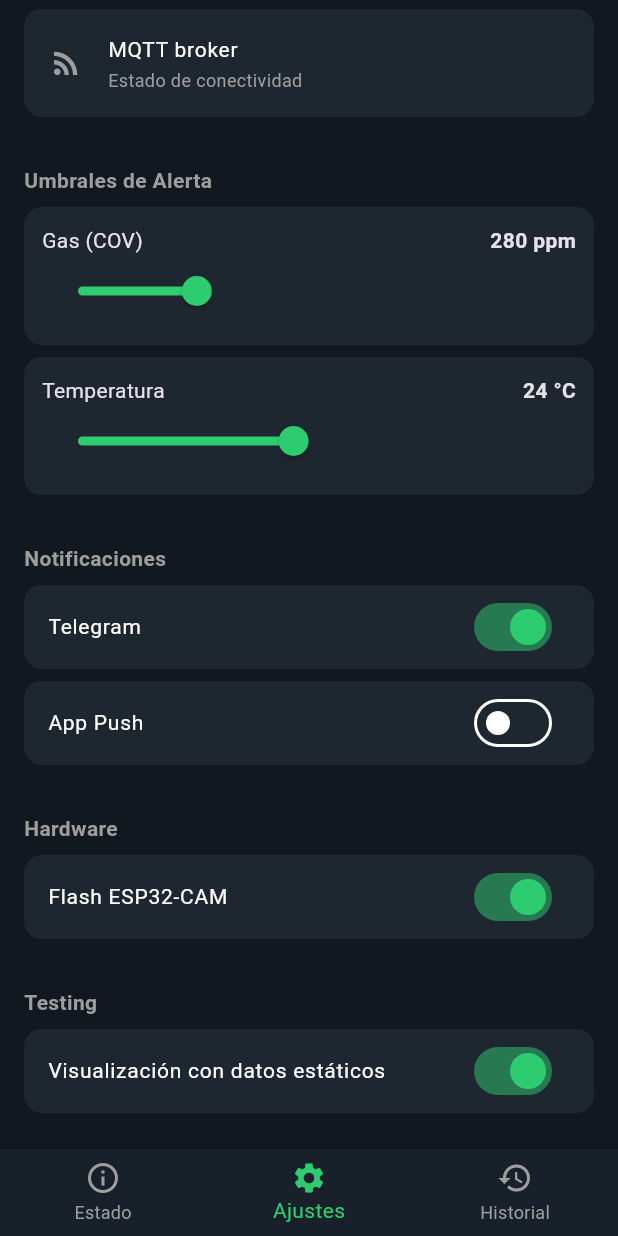
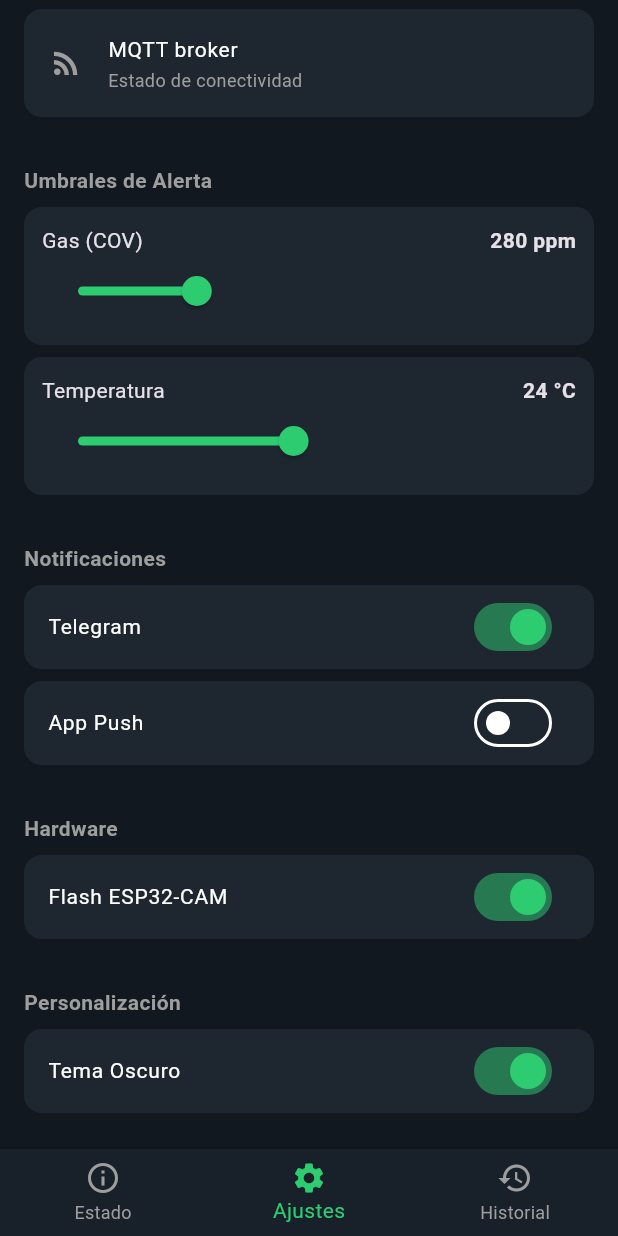
Before and after one commit to Alzenth/Flutter, a Flutter app: the screen it shows after launch, item 2 of the bottom bar chosen, scrolled down 168 dp, on a phone screen of 412 x 824 dp. Run offline on Flutter 3.47's test engine with Material 3 defaults, Android fonts, the phone set to English and light mode, and no system bars.

Commit message:
tema claro

```diff
--- a/detector_deterioro_alimentos/lib/main.dart
+++ b/detector_deterioro_alimentos/lib/main.dart
@@ -24,7 +24,17 @@ class _FoodDetectorAppState extends State<FoodDetectorApp> {
         return MaterialApp(
           title: 'Detector Inteligente de Alimentos',
           debugShowCheckedModeBanner: false,
-          theme: ThemeData.dark().copyWith(
+          themeMode: appState.isDarkMode ? ThemeMode.dark : ThemeMode.light,
+          theme: ThemeData.light().copyWith(
+            scaffoldBackgroundColor: const Color(0xFFF4F6F8),
+            cardColor: Colors.white,
+            colorScheme: const ColorScheme.light(
+              primary: Color(0xFF2ECC71),
+              secondary: Color(0xFFE74C3C),
+              surface: Colors.white,
+            ),
+          ),
+          darkTheme: ThemeData.dark().copyWith(
             scaffoldBackgroundColor: const Color(0xFF12181F),
             cardColor: const Color(0xFF1E2630),
             colorScheme: const ColorScheme.dark(
@@ -35,7 +45,7 @@ class _FoodDetectorAppState extends State<FoodDetectorApp> {
           ),
           home: MainScreen(appState: appState),
         );
-      }
+      },
     );
   }
 }
--- a/detector_deterioro_alimentos/lib/screens/settings_screen.dart
+++ b/detector_deterioro_alimentos/lib/screens/settings_screen.dart
@@ -19,6 +19,8 @@ class _SettingsScreenState extends State<SettingsScreen> {
 
   @override
   Widget build(BuildContext context) {
+    final cardColor = Theme.of(context).cardColor;
+
     return ListView(
       padding: const EdgeInsets.all(16),
       children: [
@@ -35,29 +37,43 @@ class _SettingsScreenState extends State<SettingsScreen> {
           widget.appState.esp32Ip,
           Icons.wifi,
           Colors.green,
+          cardColor,
           onTap: () => _showIpDialog(context),
         ),
-        _buildListTile('MQTT broker', 'Estado de conectividad', Icons.rss_feed, Colors.grey),
+        _buildListTile('MQTT broker', 'Estado de conectividad', Icons.rss_feed, Colors.grey, cardColor),
         const SizedBox(height: 16),
         _buildSectionHeader('Umbrales de Alerta'),
-        _buildSliderTile('Gas (COV)', '${_gasThreshold.toInt()} ppm', _gasThreshold, 100, 800, (v) {
+        _buildSliderTile('Gas (COV)', '${_gasThreshold.toInt()} ppm', _gasThreshold, 100, 800, cardColor, (v) {
           setState(() => _gasThreshold = v);
         }),
-        _buildSliderTile('Temperatura', '${_tempThreshold.toInt()} °C', _tempThreshold, 10, 40, (v) {
+        _buildSliderTile('Temperatura', '${_tempThreshold.toInt()} °C', _tempThreshold, 10, 40, cardColor, (v) {
           setState(() => _tempThreshold = v);
         }),
         const SizedBox(height: 16),
         _buildSectionHeader('Notificaciones'),
-        _buildSwitchTile('Telegram', _telegramNotif, (v) => setState(() => _telegramNotif = v)),
-        _buildSwitchTile('App Push', _appPushNotif, (v) => setState(() => _appPushNotif = v)),
+        _buildSwitchTile('Telegram', _telegramNotif, cardColor, (v) => setState(() => _telegramNotif = v)),
+        _buildSwitchTile('App Push', _appPushNotif, cardColor, (v) => setState(() => _appPushNotif = v)),
         const SizedBox(height: 16),
         _buildSectionHeader('Hardware'),
-        _buildSwitchTile('Flash ESP32-CAM', _flashEsp32, (v) => setState(() => _flashEsp32 = v)),
+        _buildSwitchTile('Flash ESP32-CAM', _flashEsp32, cardColor, (v) => setState(() => _flashEsp32 = v)),
         const SizedBox(height: 16),
+
+        // --- SECCIÓN: PERSONALIZACIÓN ---
+        _buildSectionHeader('Personalización'),
+        _buildSwitchTile(
+          'Tema Oscuro',
+          widget.appState.isDarkMode,
+          cardColor,
+          (v) => widget.appState.setIsDarkMode(v),
+        ),
+        const SizedBox(height: 16),
+
+        // --- SECCIÓN: TESTING ---
         _buildSectionHeader('Testing'),
         _buildSwitchTile(
           'Visualización con datos estáticos',
           widget.appState.useStaticData,
+          cardColor,
           (v) => widget.appState.setUseStaticData(v),
         ),
       ],
@@ -98,10 +114,10 @@ class _SettingsScreenState extends State<SettingsScreen> {
     );
   }
 
-  Widget _buildListTile(String title, String subtitle, IconData icon, Color color, {VoidCallback? onTap}) {
+  Widget _buildListTile(String title, String subtitle, IconData icon, Color color, Color cardColor, {VoidCallback? onTap}) {
     return Container(
       margin: const EdgeInsets.only(bottom: 8),
-      decoration: BoxDecoration(color: const Color(0xFF1E2630), borderRadius: BorderRadius.circular(12)),
+      decoration: BoxDecoration(color: cardColor, borderRadius: BorderRadius.circular(12)),
       child: ListTile(
         onTap: onTap,
         leading: Icon(icon, color: color),
@@ -111,11 +127,11 @@ class _SettingsScreenState extends State<SettingsScreen> {
     );
   }
 
-  Widget _buildSliderTile(String title, String valueStr, double value, double min, double max, ValueChanged<double> onChanged) {
+  Widget _buildSliderTile(String title, String valueStr, double value, double min, double max, Color cardColor, ValueChanged<double> onChanged) {
     return Container(
       margin: const EdgeInsets.only(bottom: 8),
       padding: const EdgeInsets.all(12),
-      decoration: BoxDecoration(color: const Color(0xFF1E2630), borderRadius: BorderRadius.circular(12)),
+      decoration: BoxDecoration(color: cardColor, borderRadius: BorderRadius.circular(12)),
       child: Column(
         children: [
           Row(
@@ -137,10 +153,10 @@ class _SettingsScreenState extends State<SettingsScreen> {
     );
   }
 
-  Widget _buildSwitchTile(String title, bool value, ValueChanged<bool> onChanged) {
+  Widget _buildSwitchTile(String title, bool value, Color cardColor, ValueChanged<bool> onChanged) {
     return Container(
       margin: const EdgeInsets.only(bottom: 8),
-      decoration: BoxDecoration(color: const Color(0xFF1E2630), borderRadius: BorderRadius.circular(12)),
+      decoration: BoxDecoration(color: cardColor, borderRadius: BorderRadius.circular(12)),
       child: SwitchListTile(
         title: Text(title, style: const TextStyle(fontSize: 14)),
         value: value,
--- a/detector_deterioro_alimentos/lib/services/sensor_service.dart
+++ b/detector_deterioro_alimentos/lib/services/sensor_service.dart
@@ -41,12 +41,14 @@ class SensorData {
 
 class AppState extends ChangeNotifier {
   bool _useStaticData = true;
-  String _esp32Ip = '192.168.1.50'; // IP por defecto del ESP32
+  bool _isDarkMode = true; // <-- Control del tema claro / oscuro
+  String _esp32Ip = '192.168.1.50';
   SensorData _currentData = SensorData.fromMock();
   bool _isConnected = true;
   Timer? _timer;
 
   bool get useStaticData => _useStaticData;
+  bool get isDarkMode => _isDarkMode; // Getter para el tema
   SensorData get currentData => _currentData;
   bool get isConnected => _isConnected;
   String get esp32Ip => _esp32Ip;
@@ -55,13 +57,17 @@ class AppState extends ChangeNotifier {
     _startPolling();
   }
 
+  void setIsDarkMode(bool value) {
+    _isDarkMode = value;
+    notifyListeners();
+  }
+
   void setUseStaticData(bool value) {
     _useStaticData = value;
     if (_useStaticData) {
       _currentData = SensorData.fromMock();
       _isConnected = true;
     } else {
-      // Limpia inmediatamente la pantalla de datos estáticos
       _currentData = SensorData(
         gasPpm: 0.0,
         temperatura: 0.0,
```
